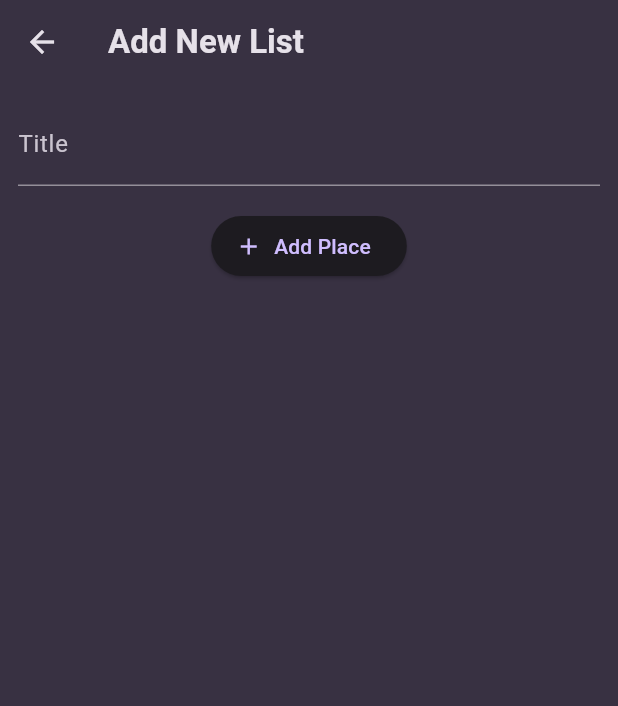
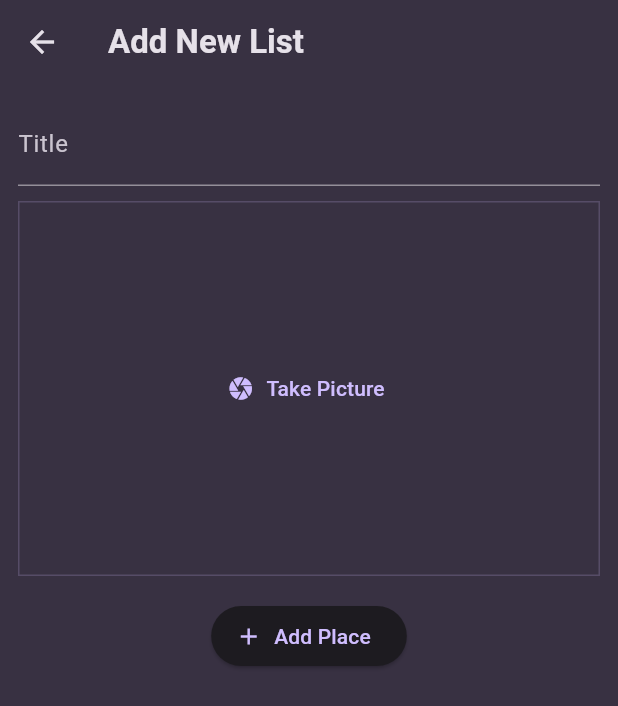
Before and after one commit to kotlintpoint/Flutter-Favourite-Places, a Flutter app: the AddPlaceScreen screen opened directly, on a phone screen of 412 x 824 dp. Shown: the top 706 px of the screen. Run offline on Flutter 3.47's test engine with Material 3 defaults, Android fonts, the phone set to English and light mode, and no system bars; our stand-ins replace flutter_riverpod, google_fonts, image_picker.

Commit message:
- Using device camera for taking pictures

```diff
--- a/lib/screens/add_place.dart
+++ b/lib/screens/add_place.dart
@@ -1,5 +1,6 @@
 import 'package:flutter/material.dart';
 import 'package:flutter_favourite_places/providers/user_places.dart';
+import 'package:flutter_favourite_places/widgets/image_input.dart';
 import 'package:flutter_riverpod/flutter_riverpod.dart';
 
 class AddPlaceScreen extends ConsumerStatefulWidget {
@@ -44,6 +45,9 @@ class _AddPlaceScreenState extends ConsumerState<AddPlaceScreen> {
               controller: _titleController,
               style: TextStyle(color: Theme.of(context).colorScheme.onSurface),
             ),
+            const SizedBox(height: 10),
+            // Image Input
+            ImageInput(),
             const SizedBox(height: 16),
             ElevatedButton.icon(
               onPressed: _savePlace,
--- /dev/null
+++ b/lib/widgets/image_input.dart
@@ -0,0 +1,62 @@
+import 'dart:io';
+
+import 'package:flutter/material.dart';
+import 'package:image_picker/image_picker.dart';
+
+class ImageInput extends StatefulWidget {
+  const ImageInput({super.key});
+
+  @override
+  State<ImageInput> createState() => _ImageInputState();
+}
+
+class _ImageInputState extends State<ImageInput> {
+  File? _selectedImage;
+
+  void _takePicture() async {
+    final imagePicker = ImagePicker();
+    final pickedImage = await imagePicker.pickImage(
+      source: ImageSource.camera,
+      maxWidth: 600,
+    );
+    if (pickedImage == null) {
+      return;
+    }
+    setState(() {
+      _selectedImage = File(pickedImage.path);
+    });
+  }
+
+  @override
+  Widget build(BuildContext context) {
+    Widget content = TextButton.icon(
+      icon: const Icon(Icons.camera),
+      onPressed: _takePicture,
+      label: const Text('Take Picture'),
+    );
+
+    if (_selectedImage != null) {
+      content = GestureDetector(
+        onTap: _takePicture,
+        child: Image.file(
+          _selectedImage!,
+          fit: BoxFit.cover,
+          width: double.infinity,
+          height: double.infinity,
+        ),
+      );
+    }
+
+    return Container(
+      decoration: BoxDecoration(
+        border: Border.all(
+          width: 1,
+          color: Theme.of(context).colorScheme.primary.withAlpha(50),
+        ),
+      ),
+      height: 250,
+      width: double.infinity,
+      child: content,
+    );
+  }
+}
--- a/pubspec.yaml
+++ b/pubspec.yaml
@@ -37,6 +37,7 @@ dependencies:
   google_fonts: ^4.0.3
   uuid: ^4.5.1
   flutter_riverpod: ^2.6.1
+  image_picker: ^1.1.2
 
 dev_dependencies:
   flutter_test:
```
Also changed, not shown: pubspec.lock, 1 other file.
